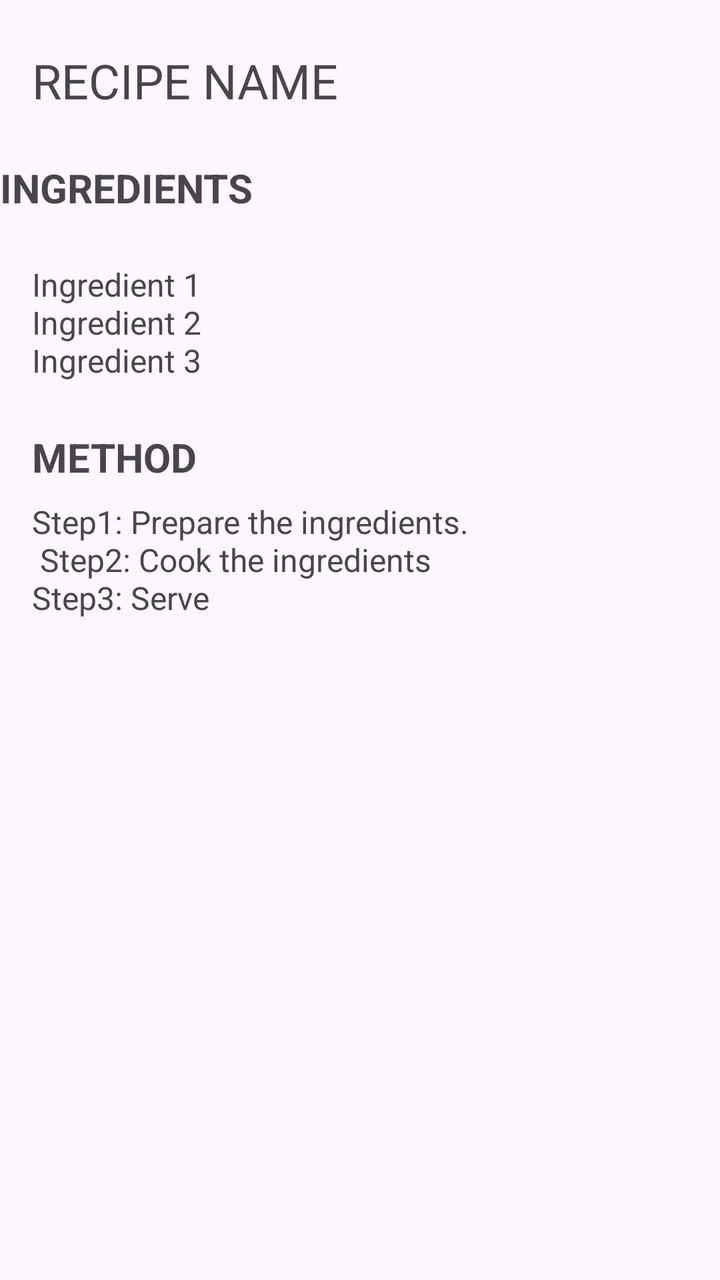
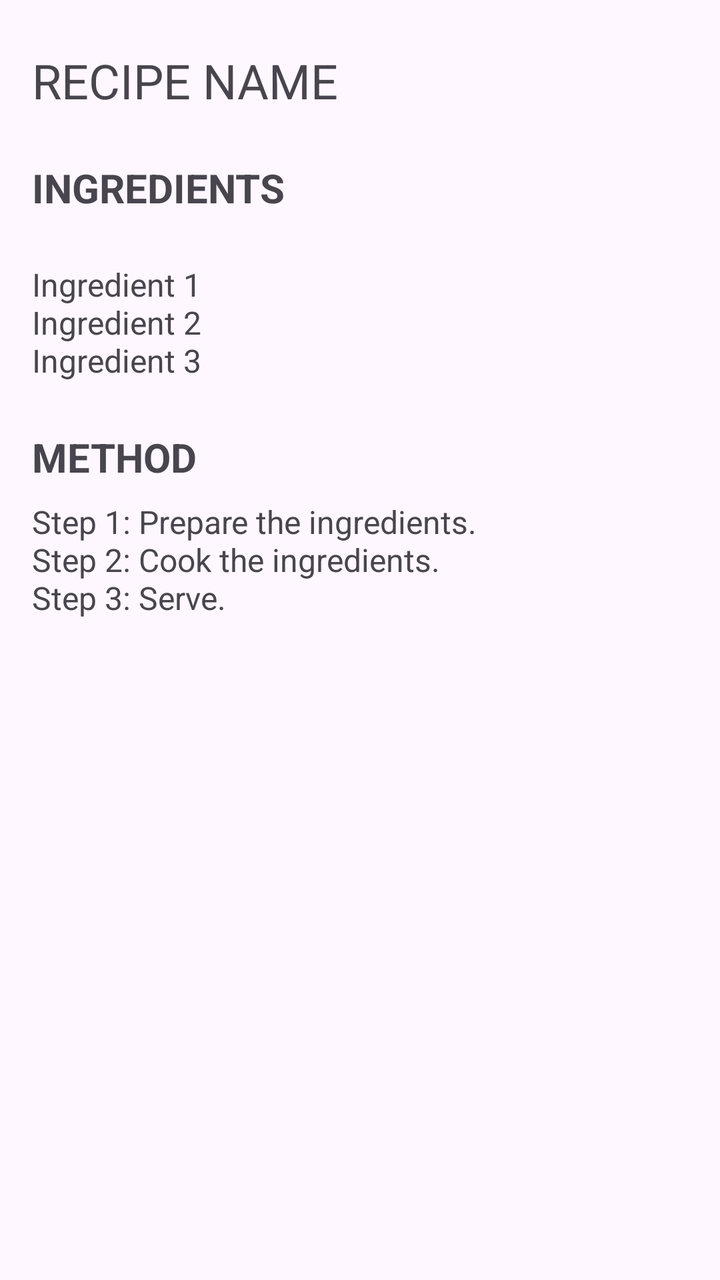

Compare the two renders of this Android layout. The source of the first and the diff that turns it into the second are given below.
<!-- AndroidManifest.xml: application theme Theme.SmartPantryManager -->
<!-- res/layout/activity_recipe_detail.xml -->
<?xml version="1.0" encoding="utf-8"?>
<androidx.constraintlayout.widget.ConstraintLayout xmlns:android="http://schemas.android.com/apk/res/android"
    xmlns:app="http://schemas.android.com/apk/res-auto"
    xmlns:tools="http://schemas.android.com/tools"
    android:id="@+id/main"
    android:layout_width="match_parent"
    android:layout_height="match_parent"
    tools:context=".RecipeDetailActivity">

    
    <TextView
        android:id="@+id/recipeDetailTitle"
        android:text="RECIPE NAME"
        android:textSize="24sp"
        android:layout_width="wrap_content"
        android:layout_height="wrap_content"
        app:layout_constraintStart_toStartOf="parent"
        app:layout_constraintTop_toTopOf="parent"
        android:layout_marginTop="24dp"
        android:layout_marginStart="16dp"
        />

    
    <TextView
        android:id="@+id/ingredientTitle"
        android:text="INGREDIENTS"
        android:textSize="20sp"
        android:textStyle="bold"
        android:layout_width="wrap_content"
        android:layout_height="wrap_content"
        app:layout_constraintTop_toBottomOf="@id/recipeDetailTitle"
        android:layout_marginTop="24dp"
        android:layout_marginStart="16dp"
        />

    
    <TextView
        android:id="@+id/recipeIngredients"
        android:text="Ingredient 1\nIngredient 2\nIngredient 3"
        android:textSize="16sp"
        android:layout_width="0dp"
        android:layout_height="wrap_content"
        app:layout_constraintTop_toBottomOf="@id/ingredientTitle"
        app:layout_constraintStart_toStartOf="parent"
        app:layout_constraintEnd_toEndOf="parent"
        android:layout_marginTop="24dp"
        android:layout_marginStart="16dp"
        android:layout_marginEnd="16dp"
        />

    
    <TextView
        android:id="@+id/methodTitle"
        android:text="METHOD"
        android:textSize="20sp"
        android:textStyle="bold"
        android:layout_width="wrap_content"
        android:layout_height="wrap_content"
        app:layout_constraintTop_toBottomOf="@id/recipeIngredients"
        app:layout_constraintStart_toStartOf="parent"
        android:layout_marginTop="24dp"
        android:layout_marginStart="16dp"
        />

    
    <TextView
        android:id="@+id/recipeMethod"
        android:text="Step1: Prepare the ingredients. \n Step2: Cook the ingredients \nStep3: Serve"
        android:textSize="16sp"
        android:layout_width="0dp"
        android:layout_height="wrap_content"
        app:layout_constraintTop_toBottomOf="@id/methodTitle"
        app:layout_constraintStart_toStartOf="parent"
        app:layout_constraintEnd_toEndOf="parent"
        android:layout_marginTop="8dp"
        android:layout_marginStart="16dp"
        android:layout_marginEnd="16dp"
        />

</androidx.constraintlayout.widget.ConstraintLayout>
<!-- resources referenced by this layout -->
<resources>
  <style name="Theme.SmartPantryManager" parent="Base.Theme.SmartPantryManager" />
  <style name="Base.Theme.SmartPantryManager" parent="Theme.Material3.DayNight.NoActionBar">
          
          
      </style>
</resources>

<!-- the commit's change to res/layout/activity_recipe_detail.xml (unified diff, before → after) -->
@@ -10,7 +10,7 @@
     
     <TextView
         android:id="@+id/recipeDetailTitle"
-        android:text="RECIPE NAME"
+        android:text="@string/recipe_detail_name"
         android:textSize="24sp"
         android:layout_width="wrap_content"
         android:layout_height="wrap_content"
@@ -23,12 +23,13 @@
     
     <TextView
         android:id="@+id/ingredientTitle"
-        android:text="INGREDIENTS"
+        android:text="@string/ingredients_title"
         android:textSize="20sp"
         android:textStyle="bold"
         android:layout_width="wrap_content"
         android:layout_height="wrap_content"
         app:layout_constraintTop_toBottomOf="@id/recipeDetailTitle"
+        app:layout_constraintStart_toStartOf="parent"
         android:layout_marginTop="24dp"
         android:layout_marginStart="16dp"
         />
@@ -36,7 +37,7 @@
     
     <TextView
         android:id="@+id/recipeIngredients"
-        android:text="Ingredient 1\nIngredient 2\nIngredient 3"
+        android:text="@string/ingredient_examples"
         android:textSize="16sp"
         android:layout_width="0dp"
         android:layout_height="wrap_content"
@@ -51,7 +52,7 @@
     
     <TextView
         android:id="@+id/methodTitle"
-        android:text="METHOD"
+        android:text="@string/method_title"
         android:textSize="20sp"
         android:textStyle="bold"
         android:layout_width="wrap_content"
@@ -65,7 +66,7 @@
     
     <TextView
         android:id="@+id/recipeMethod"
-        android:text="Step1: Prepare the ingredients. \n Step2: Cook the ingredients \nStep3: Serve"
+        android:text="@string/method_examples"
         android:textSize="16sp"
         android:layout_width="0dp"
         android:layout_height="wrap_content"
<!-- resource entries referenced after the edit -->
@@ -1,5 +1,10 @@
 <!-- resources referenced by this layout -->
 <resources>
+  <string name="ingredient_examples">Ingredient 1\nIngredient 2\nIngredient 3</string>
+  <string name="ingredients_title">INGREDIENTS</string>
+  <string name="method_examples">Step 1: Prepare the ingredients.\nStep 2: Cook the ingredients.\nStep 3: Serve.</string>
+  <string name="method_title">METHOD</string>
+  <string name="recipe_detail_name">RECIPE NAME</string>
   <style name="Theme.SmartPantryManager" parent="Base.Theme.SmartPantryManager" />
   <style name="Base.Theme.SmartPantryManager" parent="Theme.Material3.DayNight.NoActionBar">
           
